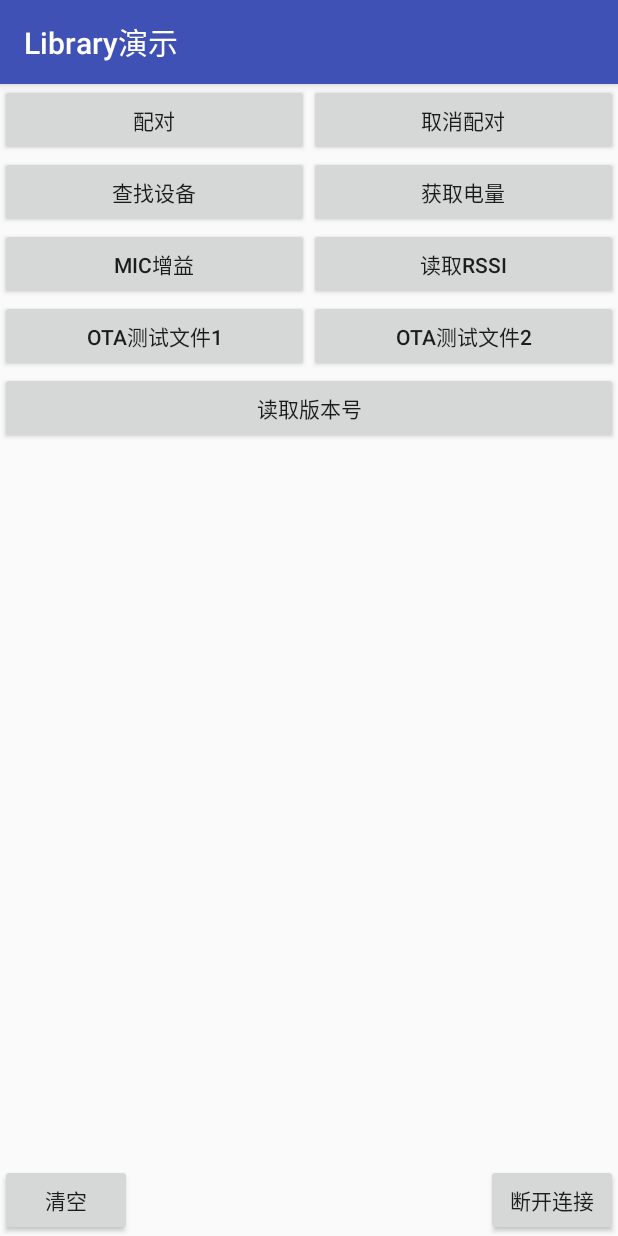
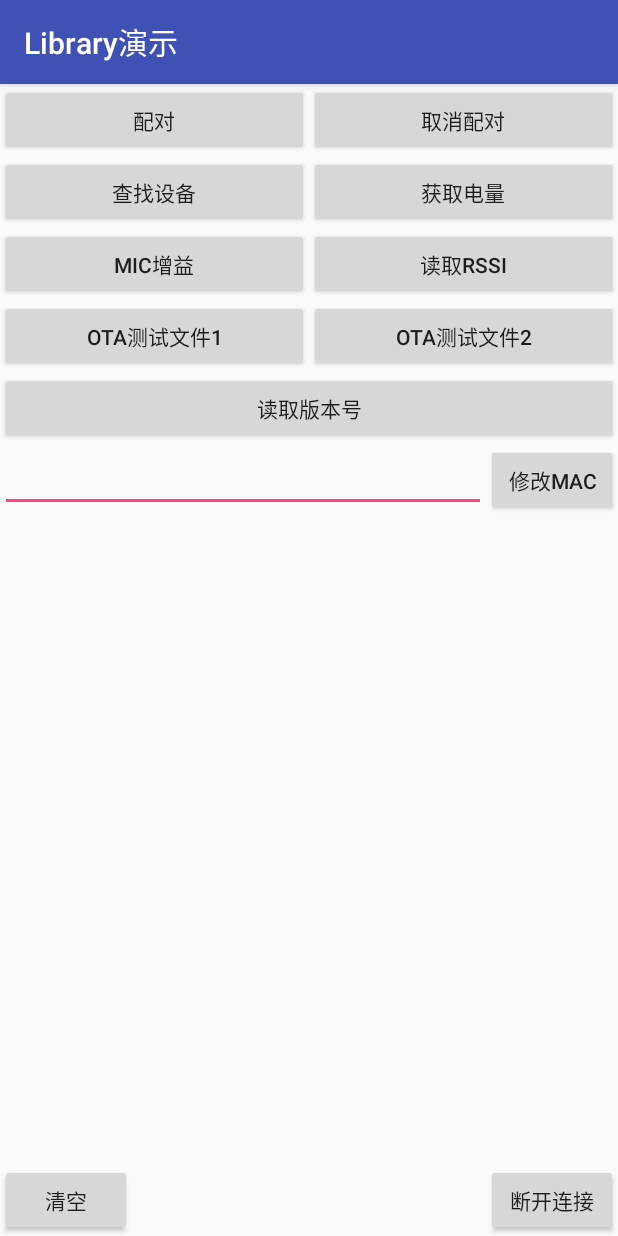
Before and after one commit to dgutkai/ClickerPlus, an Android app: the LibraryDemoActivity screen opened directly, with no data from a screen before it, on a phone screen of 412 x 824 dp. Run offline under Robolectric (Android 15) with nearby library versions, the phone set to English and light mode, and no system bars; libraries missing offline, so code that uses them is left out: com.inuker.bluetooth, no.nordicsemi.android; 3 statements that could not run were skipped.

Commit message:
修改OTA升级，收到OTA指令成功后再进行OTA升级。

```diff
--- a/app/src/main/java/com/qcymall/clickerplus/LibraryDemoActivity.kt
+++ b/app/src/main/java/com/qcymall/clickerplus/LibraryDemoActivity.kt
@@ -107,6 +107,10 @@ class LibraryDemoActivity: AppCompatActivity()  {
     fun ota7Click(v: View){
         // Todo: 修改升级文件路径
         ClickerPlus.otaUpdate(this, "/sdcard/A001/Smartisan_Clicker.img")
+    }
+    fun changeMAC(v: View){
+        val editText = findViewById(R.id.mac_edit) as EditText
+        ClickerPlus.changeMAC(editText.text.toString())
     }
     fun minincreaseClick(v: View){
         val editText = EditText(this)
--- a/app/src/main/res/layout/activity_librarydemo.xml
+++ b/app/src/main/res/layout/activity_librarydemo.xml
@@ -140,6 +140,25 @@
         app:layout_constraintRight_toRightOf="parent"
         android:text="断开连接"
         android:onClick="disconnect"/>
+    <EditText
+        android:id="@+id/mac_edit"
+        android:layout_width="0dp"
+        android:layout_height="wrap_content"
+        app:layout_constraintTop_toBottomOf="@id/readVersion_btn"
+        app:layout_constraintLeft_toLeftOf="parent"
+        app:layout_constraintRight_toLeftOf="@id/ok_btn"
+        />
+    <Button
+        android:id="@+id/ok_btn"
+        android:layout_width="wrap_content"
+        android:layout_height="wrap_content"
+        app:layout_constraintLeft_toRightOf="@id/mac_edit"
+        app:layout_constraintRight_toRightOf="parent"
+        app:layout_constraintTop_toBottomOf="@id/readVersion_btn"
+        android:text="修改MAC"
+        android:onClick="changeMAC"
+        />
+
     <TextView
         android:id="@+id/info_txt"
         android:layout_width="0dp"
--- a/clickerpluslibrary/src/main/java/com/qcymall/clickerpluslibrary/ClickerPlus.kt
+++ b/clickerpluslibrary/src/main/java/com/qcymall/clickerpluslibrary/ClickerPlus.kt
@@ -45,6 +45,7 @@ object ClickerPlus {
 
 
     private var deviceType = 0
+    private var otaPath: String? = null
     private val SP_NAME = "ClickerPlus_sp"
     private var mBluetoothClien: BluetoothClient? = null
     var isConnect: Boolean = false
@@ -316,6 +317,18 @@ object ClickerPlus {
             return otaDialog(filePath)
         }
     }
+
+    fun changeMAC(mac: String):Boolean{
+        if (!isPair){
+            return false
+        }
+        if (!isConnect || mCurrentMac == null){
+            return false
+        }
+        mBluetoothClien!!.write(mCurrentMac, SERVICE_UUID, WRITE_UUID,
+                BLECMDUtil.createChangeMACCMD(mac), response)
+        return true
+    }
     private fun otaDialog(filePath: String): Boolean{
         if (!isPair){
             return false
@@ -325,8 +338,7 @@ object ClickerPlus {
         }
         mBluetoothClien!!.write(mCurrentMac, SERVICE_UUID, WRITE_UUID,
                 BLECMDUtil.createOTACMD(), response)
-        val otaService = OTAService(mBluetoothClien!!, mCurrentMac!!)
-        otaService.otaUpdate(filePath, mOTAListener)
+        otaPath = filePath
         return true
     }
     private fun otaDFU(context: Context, filePath: String): Boolean{
@@ -840,7 +852,15 @@ object ClickerPlus {
                             }
                         }
                     }
+                    BLECMDUtil.CMDID_CHANGE_MAC -> {
 
+                    }
+                    BLECMDUtil.CMDID_OTA -> {
+                        if (deviceType == 1){
+                            val otaService = OTAService(mBluetoothClien!!, mCurrentMac!!)
+                            otaService.otaUpdate(otaPath!!, mOTAListener)
+                        }
+                    }
 
                 }
                 //                synchronized (BLEDetialActivity.this) {
```
Also changed, not shown: clickerpluslibrary/src/main/java/com/qcymall/clickerpluslibrary/utils/BLECMDUtil.kt (+7 -1 lines), 1 other file.
